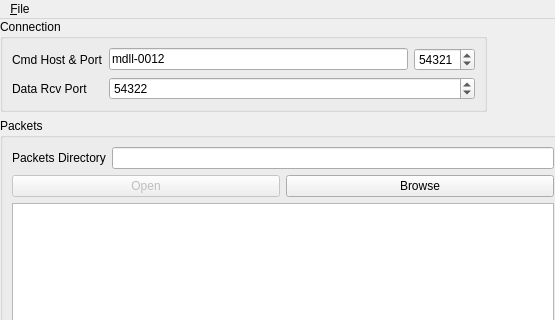
This is extras/mcpd-udp-dev-gui/mainwindow.ui in flueke/mesytec-mcpd as Qt 5 draws it before an edit; both pictures show x 0 to 555 and y 0 to 320 of the 979 by 620 pixel window. The edited form follows.
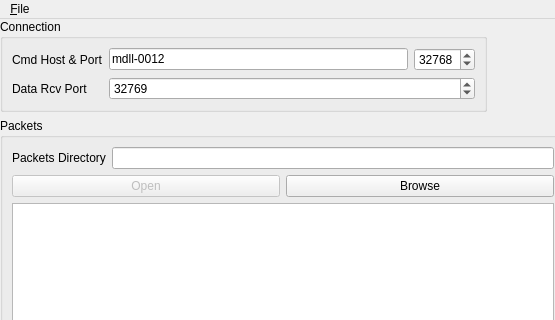
This is the edited form. Icons and pictures are not drawn.

Commit message: actually do change host and port default values

Patch:
```diff
--- a/extras/mcpd-udp-dev-gui/mainwindow.ui
+++ b/extras/mcpd-udp-dev-gui/mainwindow.ui
@@ -55,7 +55,7 @@
             <number>65535</number>
            </property>
            <property name="value">
-            <number>54321</number>
+            <number>32768</number>
            </property>
           </widget>
          </item>
@@ -74,7 +74,7 @@
           <number>65535</number>
          </property>
          <property name="value">
-          <number>54322</number>
+          <number>32769</number>
          </property>
         </widget>
        </item>
```
The commit also changes 1 other file.
